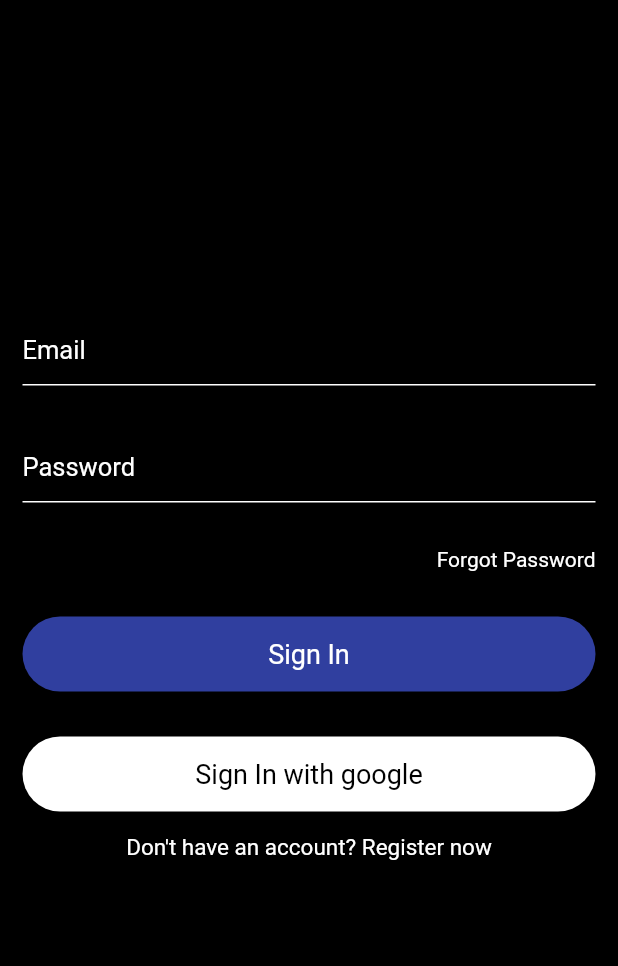
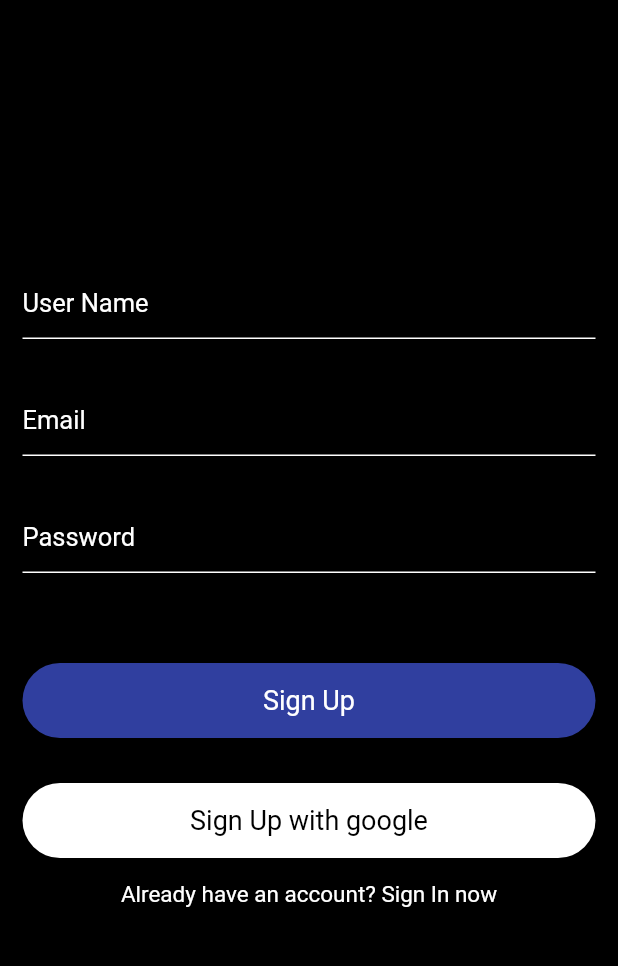
Before and after one commit to Shehan82/Chat-Snap, a Flutter app: the screen it shows after launch, on a phone screen of 412 x 824 dp, the part 84-1050 px from its top. Run offline on Flutter 3.47's test engine with Material 2 defaults, Android fonts, the phone set to English and light mode, and no system bars.

Commit message:
create the signUp page

```diff
--- a/lib/main.dart
+++ b/lib/main.dart
@@ -1,4 +1,6 @@
 import 'package:chat_app/inputField.dart';
+import 'package:chat_app/signIn.dart';
+import 'package:chat_app/signUp.dart';
 import 'package:flutter/material.dart';
 
 void main() {
@@ -9,88 +11,11 @@ class MyApp extends StatelessWidget {
   @override
   Widget build(BuildContext context) {
     return MaterialApp(
-      debugShowCheckedModeBanner: false,
-      title: 'Flutter Demo',
-      theme: ThemeData(
-        primarySwatch: Colors.blue,
-      ),
-      home: Scaffold(
-        backgroundColor: Colors.black,
-        appBar: AppBar(
-          backgroundColor: Colors.indigo[900],
-          // title: Image.asset('assets/icon.png'),
-          title: Text("Chat Snap"),
+        debugShowCheckedModeBanner: false,
+        title: 'Flutter Demo',
+        theme: ThemeData(
+          primarySwatch: Colors.blue,
         ),
-        body: Column(
-          // crossAxisAlignment: CrossAxisAlignment.center,
-          // mainAxisSize: MainAxisSize.max,
-          mainAxisAlignment: MainAxisAlignment.center,
-          children: [
-            InputField("Email"),
-            InputField("Password"),
-            SizedBox(
-              height: 15,
-            ),
-            Container(
-              width: double.infinity,
-              padding: EdgeInsets.only(right: 15, left: 15),
-              child: Text(
-                "Forgot Password",
-                style: TextStyle(color: Colors.white),
-                textAlign: TextAlign.right,
-              ),
-            ),
-            SizedBox(
-              height: 15,
-            ),
-            Container(
-              width: double.infinity,
-              margin: EdgeInsets.all(15),
-              height: 50,
-              child: Container(
-                width: double.infinity,
-                alignment: Alignment.center,
-                child: Text(
-                  "Sign In",
-                  style: TextStyle(color: Colors.white, fontSize: 18),
-                ),
-                decoration: BoxDecoration(
-                    color: Colors.indigo[700],
-                    borderRadius: BorderRadius.circular(25)),
-              ),
-            ),
-            Container(
-              width: double.infinity,
-              margin: EdgeInsets.all(15),
-              height: 50,
-              child: Container(
-                width: double.infinity,
-                alignment: Alignment.center,
-                child: Text(
-                  "Sign In with google",
-                  style: TextStyle(color: Colors.black, fontSize: 18),
-                ),
-                decoration: BoxDecoration(
-                    color: Colors.white,
-                    borderRadius: BorderRadius.circular(25)),
-              ),
-            ),
-            Row(
-              mainAxisAlignment: MainAxisAlignment.center,
-              children: [
-                Text(
-                  "Don't have an account? ",
-                  style: TextStyle(color: Colors.white, fontSize: 15),
-                ),
-                Text(
-                  "Register now",
-                  style: TextStyle(color: Colors.white, fontSize: 15),
-                )
-              ],
-            )
-          ],
-        ),
-      ),
-    );
+        home: SignUp());
   }
 }
--- /dev/null
+++ b/lib/signIn.dart
@@ -0,0 +1,93 @@
+import 'package:flutter/material.dart';
+
+import 'inputField.dart';
+
+class SignIn extends StatefulWidget {
+  @override
+  _SignInState createState() => _SignInState();
+}
+
+class _SignInState extends State<SignIn> {
+  @override
+  Widget build(BuildContext context) {
+    return Scaffold(
+      backgroundColor: Colors.black,
+      appBar: AppBar(
+        backgroundColor: Colors.indigo[900],
+        // title: Image.asset('assets/icon.png'),
+        title: Text("Chat Snap"),
+      ),
+      body: Column(
+        // crossAxisAlignment: CrossAxisAlignment.center,
+        // mainAxisSize: MainAxisSize.max,
+        mainAxisAlignment: MainAxisAlignment.center,
+        children: [
+          InputField("Email"),
+          InputField("Password"),
+          SizedBox(
+            height: 15,
+          ),
+          Container(
+            width: double.infinity,
+            padding: EdgeInsets.only(right: 15, left: 15),
+            child: Text(
+              "Forgot Password",
+              style: TextStyle(color: Colors.white),
+              textAlign: TextAlign.right,
+            ),
+          ),
+          SizedBox(
+            height: 15,
+          ),
+          Container(
+            width: double.infinity,
+            margin: EdgeInsets.all(15),
+            height: 50,
+            child: Container(
+              width: double.infinity,
+              alignment: Alignment.center,
+              child: Text(
+                "Sign In",
+                style: TextStyle(color: Colors.white, fontSize: 18),
+              ),
+              decoration: BoxDecoration(
+                  color: Colors.indigo[700],
+                  borderRadius: BorderRadius.circular(25)),
+            ),
+          ),
+          Container(
+            width: double.infinity,
+            margin: EdgeInsets.all(15),
+            height: 50,
+            child: Container(
+              width: double.infinity,
+              alignment: Alignment.center,
+              child: Text(
+                "Sign In with google",
+                style: TextStyle(color: Colors.black, fontSize: 18),
+              ),
+              decoration: BoxDecoration(
+                  color: Colors.white, borderRadius: BorderRadius.circular(25)),
+            ),
+          ),
+          Row(
+            mainAxisAlignment: MainAxisAlignment.center,
+            children: [
+              Text(
+                "Don't have an account? ",
+                style: TextStyle(color: Colors.white, fontSize: 15),
+              ),
+              Text(
+                "Register now",
+                style: TextStyle(
+                    color: Colors.white,
+                    fontSize: 15,
+                    decoration: TextDecoration.underline),
+              )
+            ],
+          )
+        ],
+      ),
+    );
+  }
+}
--- /dev/null
+++ b/lib/signUp.dart
@@ -0,0 +1,91 @@
+import 'package:flutter/material.dart';
+
+import 'inputField.dart';
+
+class SignUp extends StatefulWidget {
+  @override
+  _SignUpState createState() => _SignUpState();
+}
+
+class _SignUpState extends State<SignUp> {
+  @override
+  Widget build(BuildContext context) {
+    return Scaffold(
+      backgroundColor: Colors.black,
+      appBar: AppBar(
+        backgroundColor: Colors.indigo[900],
+        // title: Image.asset('assets/icon.png'),
+        title: Text("Chat Snap"),
+      ),
+      body: Column(
+        // crossAxisAlignment: CrossAxisAlignment.center,
+        // mainAxisSize: MainAxisSize.max,
+        mainAxisAlignment: MainAxisAlignment.center,
+        children: [
+          InputField("User Name"),
+          InputField("Email"),
+          InputField("Password"),
+          SizedBox(
+            height: 15,
+          ),
+          // Container(
+          //   width: double.infinity,
+          //   padding: EdgeInsets.only(right: 15, left: 15),
+          //   child: Text(
+          //     "Forgot Password",
+          //     style: TextStyle(color: Colors.white),
+          //     textAlign: TextAlign.right,
+          //   ),
+          // ),
+          SizedBox(
+            height: 15,
+          ),
+          Container(
+            width: double.infinity,
+            margin: EdgeInsets.all(15),
+            height: 50,
+            child: Container(
+              width: double.infinity,
+              alignment: Alignment.center,
+              child: Text(
+                "Sign Up",
+                style: TextStyle(color: Colors.white, fontSize: 18),
+              ),
+              decoration: BoxDecoration(
+                  color: Colors.indigo[700],
+                  borderRadius: BorderRadius.circular(25)),
+            ),
+          ),
+          Container(
+            width: double.infinity,
+            margin: EdgeInsets.all(15),
+            height: 50,
+            child: Container(
+              width: double.infinity,
+              alignment: Alignment.center,
+              child: Text(
+                "Sign Up with google",
+                style: TextStyle(color: Colors.black, fontSize: 18),
+              ),
+              decoration: BoxDecoration(
+                  color: Colors.white, borderRadius: BorderRadius.circular(25)),
+            ),
+          ),
+          Row(
+            mainAxisAlignment: MainAxisAlignment.center,
+            children: [
+              Text(
+                "Already have an account? ",
+                style: TextStyle(color: Colors.white, fontSize: 15),
+              ),
+              Text(
+                "Sign In now",
+                style: TextStyle(color: Colors.white, fontSize: 15),
+              )
+            ],
+          )
+        ],
+      ),
+    );
+  }
+}
```
